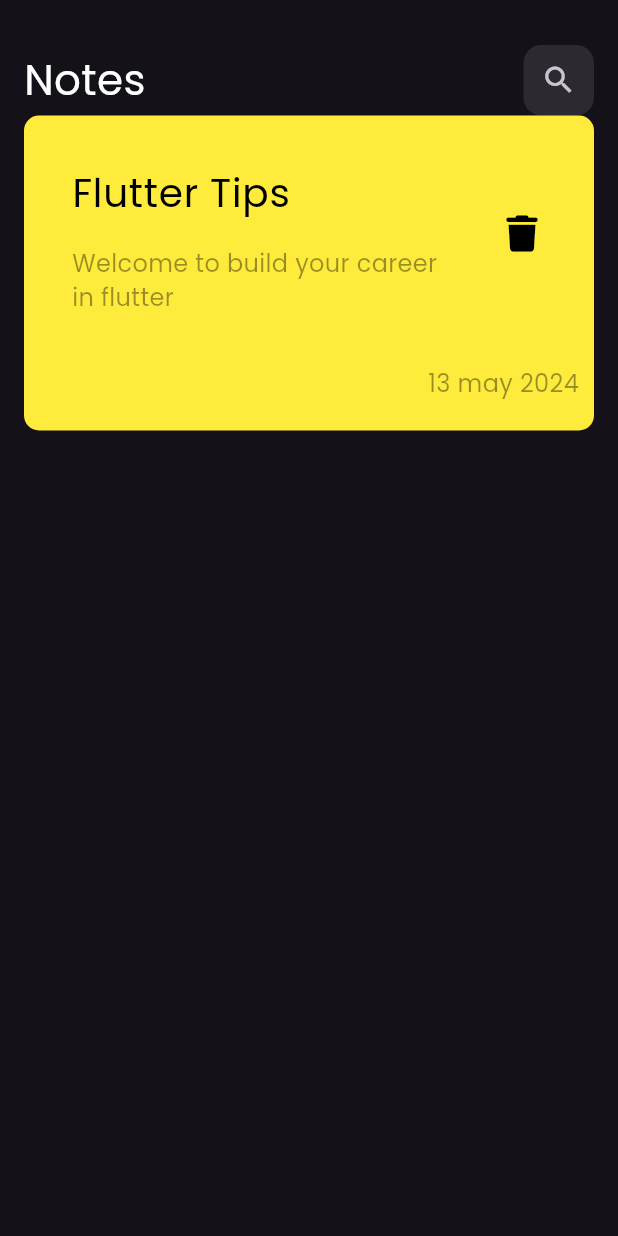
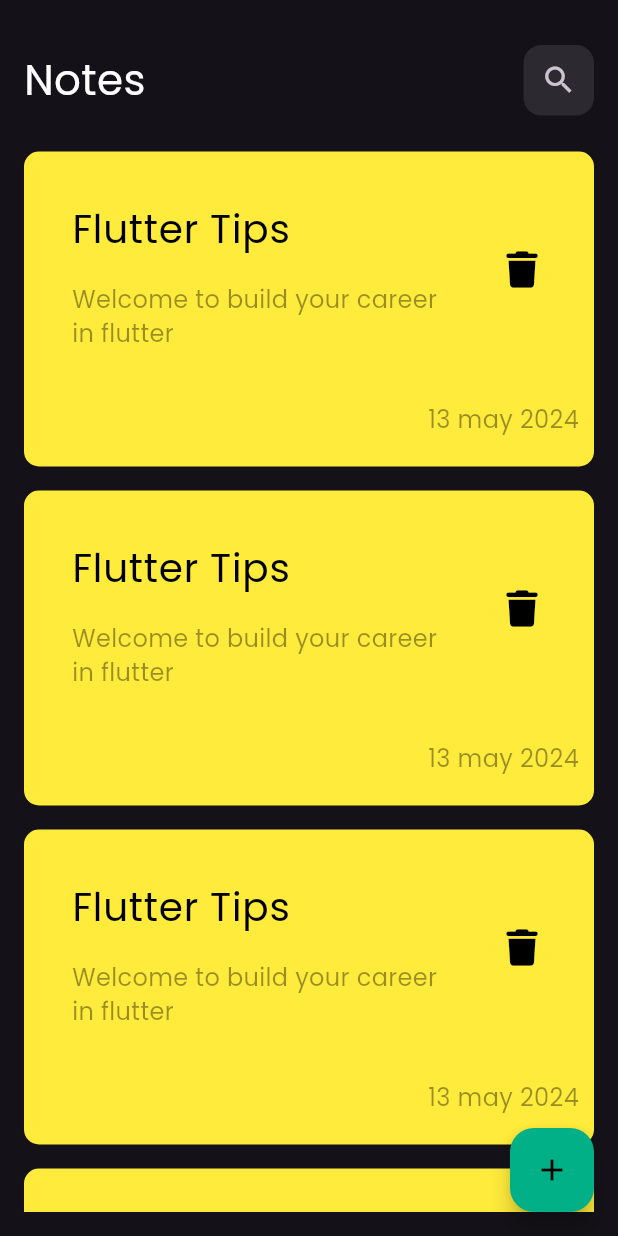
Before and after one commit to Yousab13/notes_app, a Flutter app: the screen it shows after launch, on a phone screen of 412 x 824 dp. Run offline on Flutter 3.47's test engine with Material 3 defaults, Android fonts, the phone set to English and light mode, and no system bars; our stand-ins replace font_awesome_flutter.

Commit message:
Build Show Model Button Sheet , Custom TextField Widget , Button widget to add note and constant color variable kPrimeryColor

```diff
--- /dev/null
+++ b/lib/constants.dart
@@ -0,0 +1,2 @@
+import 'package:flutter/material.dart';
+const kPrimeryColor= Color(0xff62fcd7);
--- a/lib/views/notes_view.dart
+++ b/lib/views/notes_view.dart
@@ -1,13 +1,27 @@
 import 'package:flutter/material.dart';
 import 'package:note_time_project/widgets/note_app_widget.dart';
+import 'package:note_time_project/widgets/show_model_sheet_widget.dart';
 
 class NotesView extends StatelessWidget {
   const NotesView({super.key});
 
   @override
   Widget build(BuildContext context) {
-    return const Scaffold(
-      body: NoteWidget(),
+    return Scaffold(
+      floatingActionButton: FloatingActionButton(
+        backgroundColor: const Color.fromARGB(255, 1, 176, 135),
+        onPressed: () {
+          showModalBottomSheet(
+              context: context,
+              shape: RoundedRectangleBorder(
+                  borderRadius: BorderRadius.circular(10)),
+              builder: (context) =>const
+                NoteBottomSheet(),
+            );
+        },
+        child: const Icon(Icons.add ,color: Colors.black,),
+      ),
+      body: const NoteWidget(),
     );
   }
 }
--- /dev/null
+++ b/lib/widgets/list_view_note_widget.dart
@@ -0,0 +1,20 @@
+import 'package:flutter/material.dart';
+import 'package:note_time_project/widgets/note_item_widget.dart';
+
+class NoteListViewWidget extends StatelessWidget {
+  const NoteListViewWidget({super.key});
+
+  @override
+  Widget build(BuildContext context) {
+    return Padding(
+      padding: const EdgeInsets.symmetric(vertical: 16),
+      child: ListView.builder(
+        padding: EdgeInsets.zero,
+        itemBuilder: (context, index) => const Padding(
+          padding: EdgeInsets.symmetric(vertical: 8),
+          child: NoteItemWidget(),
+        ),
+      ),
+    );
+  }
+}
--- a/lib/widgets/note_app_widget.dart
+++ b/lib/widgets/note_app_widget.dart
@@ -1,29 +1,29 @@
 import 'package:flutter/material.dart';
-import 'package:note_time_project/widgets/note_item_widget.dart';
+import 'package:note_time_project/widgets/list_view_note_widget.dart';
 import 'package:note_time_project/widgets/search_icon_widget.dart';
 
 class NoteWidget extends StatelessWidget {
   const NoteWidget({super.key});
   @override
   Widget build(BuildContext context) {
-    return const  Padding(
-      padding:  EdgeInsets.symmetric(
-        horizontal: 16
-      ),
-      child:  Column(
-        children:[
-          SizedBox(height: 30,),
+    return const Padding(
+      padding: EdgeInsets.symmetric(horizontal: 16),
+      child: Column(
+        children: [
+          SizedBox(
+            height: 30,
+          ),
           Row(
             children: [
-              Text('Notes',
-              style: TextStyle(
-                fontSize: 28 ,
-                color: Colors.white ),),
-                Spacer(),
-                SearchIconWiget(),
+              Text(
+                'Notes',
+                style: TextStyle(fontSize: 28, color: Colors.white),
+              ),
+              Spacer(),
+              SearchIconWiget(),
             ],
           ),
-          NoteItemWidget()
+          Expanded(child: NoteListViewWidget())
         ],
       ),
     );
--- a/lib/widgets/note_item_widget.dart
+++ b/lib/widgets/note_item_widget.dart
@@ -1,5 +1,6 @@
 import 'package:flutter/material.dart';
 import 'package:font_awesome_flutter/font_awesome_flutter.dart';
+import 'package:note_time_project/views/edit_view.dart';
 
 class NoteItemWidget extends StatelessWidget {
   const NoteItemWidget
@@ -7,7 +8,13 @@
 
   @override
   Widget build(BuildContext context) {
-    return Container(
+    return GestureDetector(
+      onTap: (){
+        Navigator.push(context,
+          MaterialPageRoute(builder: (context)=>const EditView())
+        );
+      },
+      child: Container(
         padding:const EdgeInsets.only( left: 16),
         decoration:  BoxDecoration(
           color: Colors.yellow,
@@ -60,6 +67,7 @@
           ],
         ),
 
+      ),
     );
   }
 }
```
Also changed, not shown: lib/views/edit_view.dart (added, +10 -0 lines), lib/widgets/custom_button_widget.dart (added, +28 -0 lines), lib/widgets/custom_text_field.dart (added, +30 -0 lines), lib/widgets/show_model_sheet_widget.dart (added, +25 -0 lines). Lines whose indentation alone changed are shown as unchanged.
